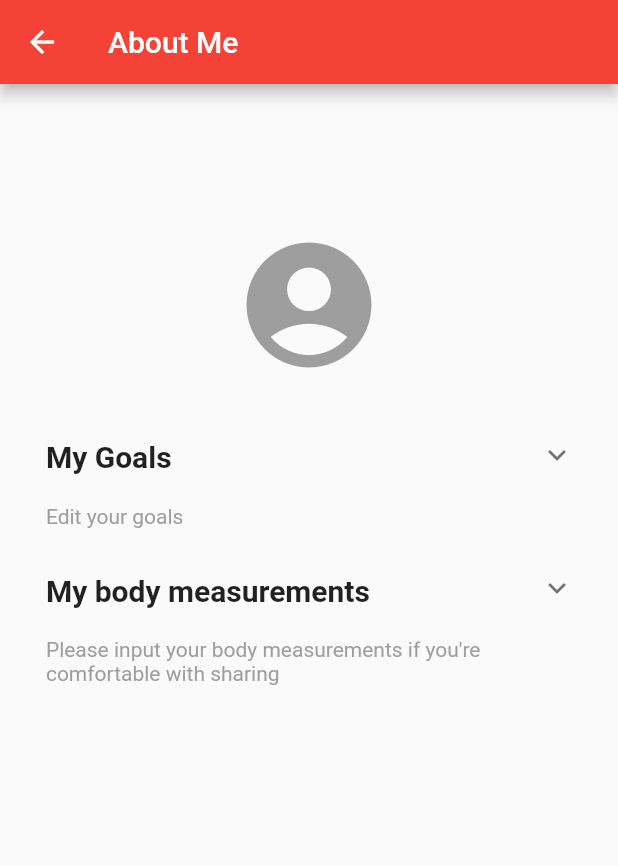
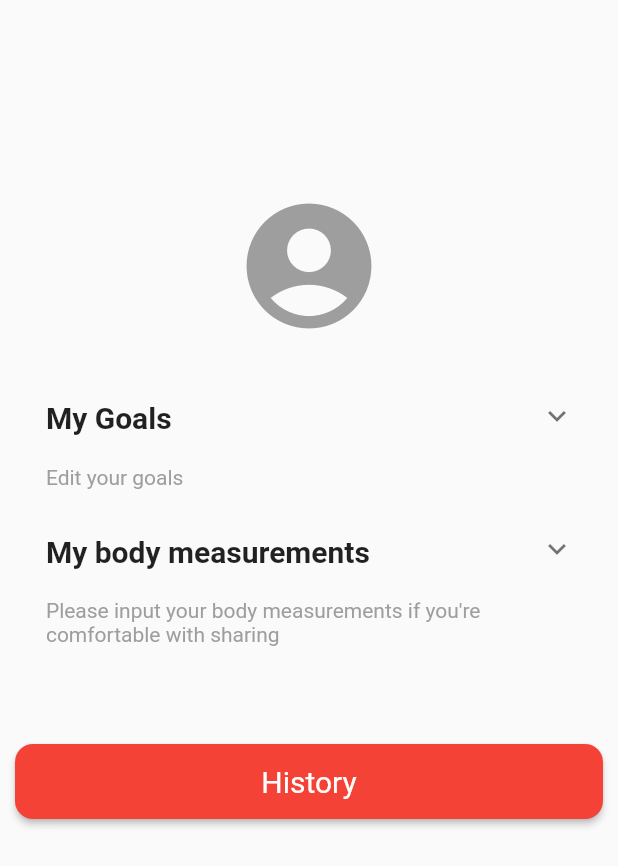
Before and after one commit to GDSCUTM-CommunityProjects/RedEat, a Flutter app: the MePage screen opened by its route, on a phone screen of 412 x 824 dp. Shown: the top 866 px of the screen. Run offline on Flutter 3.47's test engine with Material 2 defaults, Android fonts, the phone set to English and light mode, and no system bars; drawn by our look-alikes of expandable; our stand-ins replace curved_navigation_bar, sqflite; missing offline and left inert: flutter_barcode_scanner; accounts and stored records are empty; statements that could not run were skipped.

Commit message:
Merged pages except for landing page

```diff
--- a/src/lib/BackendConnection/BackendURL.dart
+++ b/src/lib/BackendConnection/BackendURL.dart
@@ -6,5 +6,5 @@ class BackendURL {
   // static String BACKEND_URL = "http://10.0.2.2:8000/";
   // static String BACKEND_URL = "http://10.0.0.185:8000/";
   // static String BACKEND_URL = "http://10.0.0.185:38299/";
-  static String BACKEND_URL = "http://127.0.0.1:8000/";
+  static String BACKEND_URL = "http://10.0.0.232:8000/";
 }
--- a/src/lib/Pages/InitialSetupPage.dart
+++ b/src/lib/Pages/InitialSetupPage.dart
@@ -342,7 +342,7 @@ class _InitialSetupPageState extends State<InitialSetupPage> {
                             .round(),
                         goalStatus: goalStatus);
                     UserInfoDB.instance.createUser(dbentry);
-                    Navigator.pushNamed(context, '/mePage');
+                    Navigator.pushNamed(context, '/navbar');
                   },
                   child: Text(
                     'Next',
--- a/src/lib/Pages/MePage.dart
+++ b/src/lib/Pages/MePage.dart
@@ -146,16 +146,13 @@ class _MePageState extends State<MePage> {
     // TODO: implement build
 
     return Scaffold(
-      appBar: AppBar(
-        backgroundColor: Colors.red,
-        title: Text("About Me"),
-      ),
+
       // Page is set to scrollable in case we want to add more sections that
       // overfill the page
       body: SingleChildScrollView(
         child: Column(children: [
           SizedBox(
-            height: 20,
+            height: 50,
           ),
           Padding(
             // Will be username section
@@ -421,6 +418,21 @@ class _MePageState extends State<MePage> {
           if (weight > 0 && height > 0)
             MeasurementIndexBox(
                 indexName: "BMI", indexValue: (BMI).toStringAsFixed(2)),
+
+          // History button
+          SizedBox(height: 20),
+          Padding(
+            padding: const EdgeInsets.all(10),
+            child: BaseButtonTemplate(
+              buttonTitle: "History",
+              fontSize: 20,
+              onPressed: () {
+                Navigator.pushNamed(context, '/historyPage');
+              },
+            )
+          ),
+
+          SizedBox(height: 20),
           // Save button for when backend integration is implemented
           if (toSave && weight > 0 && height > 0)
             Padding(
--- a/src/lib/navbar.dart
+++ b/src/lib/navbar.dart
@@ -3,6 +3,7 @@ import 'package:curved_navigation_bar/curved_navigation_bar.dart';
 import 'package:src/BackendConnection/SampleProductJson.dart';
 import 'package:src/Pages/BarcodeFailedPage.dart';
 import 'package:src/Pages/InitialSetupPage.dart';
+import 'package:src/Pages/MePage.dart';
 import 'package:src/Pages/login.dart';
 import 'package:src/Pages/SettingsPage.dart';
 import 'package:src/Pages/SearchDefaultPage.dart';
@@ -23,7 +24,7 @@ class _NavbarState extends State<Navbar> {
 
   // Screens for each tab in the narbar
   final screens = [
-    ProductInfo(sampleProduct),
+    MePage(),
     SearchDefaultPage(),
     SettingsPage()
   ];
```
Also changed, not shown: src/lib/Pages/SearchDefaultPage.dart (+2 -8 lines), src/lib/Pages/login.dart (+10 -6 lines), src/pubspec.lock, 1 other file.
